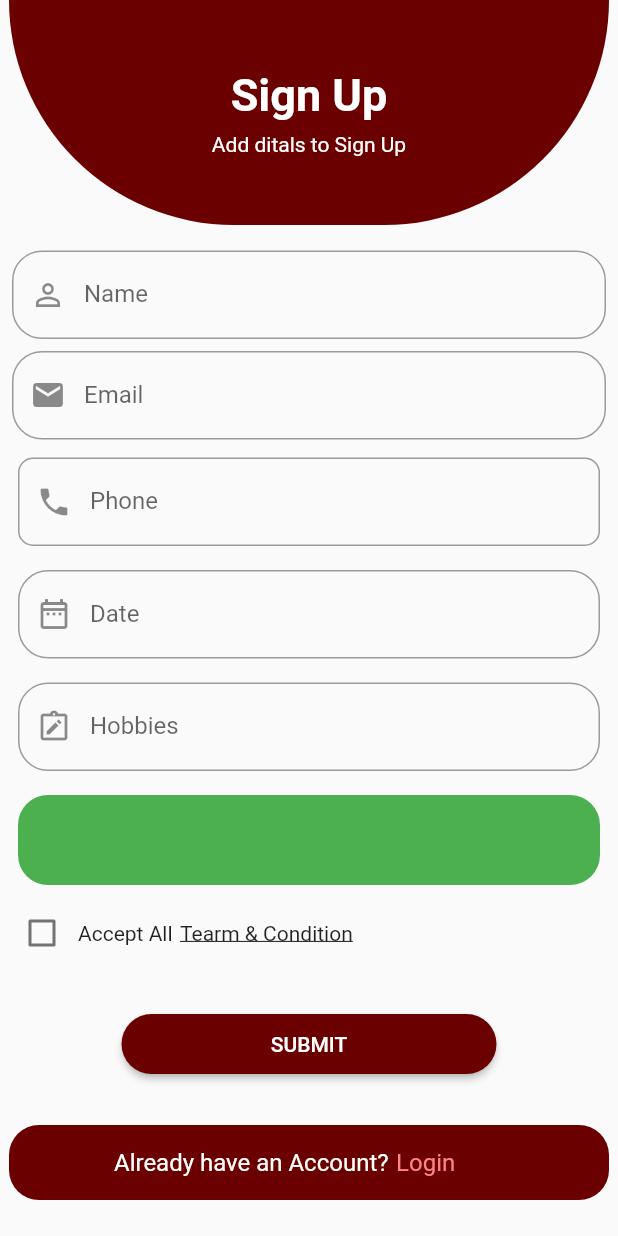
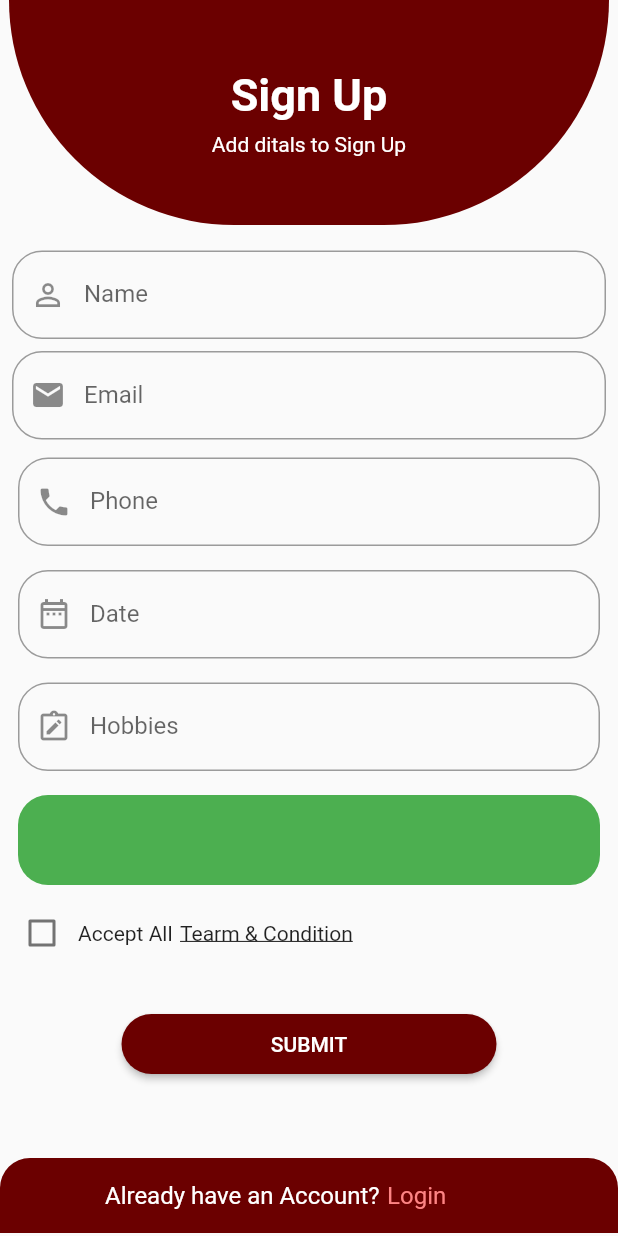
Before and after one commit to DevilMk148/Khana_res1, a Flutter app: the screen it shows after launch, after a tap on "Get Started", on a phone screen of 412 x 824 dp. Run offline on Flutter 3.47's test engine with Material 2 defaults, Android fonts, the phone set to English and light mode, and no system bars; our stand-ins replace carousel_pro; Roboto replaces fonts that are missing (FontMain).

Commit message:
lab project

```diff
--- a/lib/Home_Page.dart
+++ b/lib/Home_Page.dart
@@ -79,6 +79,7 @@ class _Home_PageState extends State<Home_Page> {
               Container(
                 color: Color.fromRGBO(250, 240, 240, 1),
                 child: Column(
+
                   children: [
                     Container(
                       height: 50,
--- a/lib/Sign_up.dart
+++ b/lib/Sign_up.dart
@@ -29,11 +29,8 @@ class _Sign_InState extends State<Sign_In> {
   @override
   Widget build(BuildContext context) {
     return Scaffold(
-        resizeToAvoidBottomInset: false,
-        body: Container(
-          child: Column(
-            children: [
-              Container(
+        // resizeToAvoidBottomInset: false,
+        body: SingleChildScrollView(
           child: Column(
             children: [
               Container(
@@ -124,7 +121,7 @@ class _Sign_InState extends State<Sign_In> {
                           },
                           decoration: InputDecoration(
                             border: OutlineInputBorder(
-                                      borderRadius: BorderRadius.circular(10.0)
+                                borderRadius: BorderRadius.circular(20.0)
                             ),
                             prefixIcon: Icon(Icons.phone),
                             hintText: 'please enter Mobile No.',
@@ -240,16 +237,17 @@ class _Sign_InState extends State<Sign_In> {
                   ),
                 ),
               ),
+              SizedBox(height: 22,),
               Container(
                   decoration: BoxDecoration(
-                            borderRadius: BorderRadius.circular(20),
+                      borderRadius: BorderRadius.only(topRight: Radius.circular(20),topLeft: Radius.circular(20)),
                       color: Color.fromRGBO(107, 0, 0, 1)),
-                        width: 400,
+                  width: double.infinity,
                   height: 50,
                   child: Row(
                     children: [
+                      SizedBox(width: 70,),
                       Container(
-                              margin: EdgeInsets.only(left: 70),
                         child: Text(
                           'Already have an Account?',
                           style: TextStyle(
@@ -257,9 +255,9 @@ class _Sign_InState extends State<Sign_In> {
                               fontSize: 16,
                               color: Colors.white),
                         ),
-                            ), //line before login
+                      ),
+                      SizedBox(width: 5,), //line before login
                       Container(
-                                margin: EdgeInsets.only(left: 5),
                           child: new GestureDetector(
                             onTap: () {},
                             child: Text(
@@ -275,9 +273,7 @@ class _Sign_InState extends State<Sign_In> {
                   )),
             ],
           ),
-              ),
-            ],
-          ),
-        ));
+        )
+    );
   }
 }
--- /dev/null
+++ b/lib/SlpashScreen.dart
@@ -0,0 +1,59 @@
+import 'dart:async';
+
+import 'package:flutter/material.dart';
+import 'package:flutter/services.dart';
+import 'package:khana/main.dart';
+
+void main() {
+  runApp(MaterialApp(
+    home: SlpashScreen(),
+    debugShowCheckedModeBanner: false,
+  ));
+}
+
+class SlpashScreen extends StatefulWidget {
+  const SlpashScreen({Key? key}) : super(key: key);
+
+  @override
+  State<SlpashScreen> createState() => _SlpashScreenState();
+}
+
+class _SlpashScreenState extends State<SlpashScreen> {
+  @override
+  void initState() {
+    // TODO: implement initState
+    super.initState();
+    Timer(Duration(seconds: 2), () {
+      Navigator.pushReplacement(context, MaterialPageRoute(builder: (context)=> MyApp()));
+    });
+  }
+
+  @override
+  Widget build(BuildContext context) {
+    return Scaffold(
+      body: Column(
+        mainAxisAlignment: MainAxisAlignment.center,
+          children: [
+        Center(
+          child: Container(
+          width: 195,
+          height: 145,
+          // color: Colors.redAccent,
+          child: Image(
+            image: AssetImage('assets/images/khana_png.png'),
+          ),
+      ),
+        ), //Logo image
+        Center(
+          child: Container(
+            width: 200,
+            height: 20,
+            margin: EdgeInsets.only(left: 22),
+            child: Text("खाना से खाना लो, ओऱ खाते ऱहो !",
+                style:
+                TextStyle(fontSize: 16, color: Color.fromARGB(107, 0, 0, 1))),
+          ),
+        ),]),
+    );
+  }
+}
--- a/lib/main.dart
+++ b/lib/main.dart
@@ -8,32 +8,18 @@ import 'package:khana/search_page.dart';
 import 'Sign_up.dart';
 import 'order_page.dart';
 
-void main() {
-  runApp(MaterialApp(
-    home: MyApp(),
-    debugShowCheckedModeBanner: false,
-  ));
-}
-
 // main color Color.fromRGBO(107, 0 , 0, 1),
 class MyApp extends StatelessWidget {
   @override
   Widget build(BuildContext context) {
     return Scaffold(
-      body: Column(
-        children: [
-          Container(
-              color: Color.fromRGBO(107, 0, 0, 1),
+      backgroundColor: Color.fromRGBO(107, 0, 0, 1),
+      body: SingleChildScrollView(
         child: Column(
           children: [
-                  Container(
-                    width: 400,
-                    height: 750,
-                    color: Color.fromRGBO(107, 0, 0, 1),
-                    child: Column(
-                      crossAxisAlignment: CrossAxisAlignment.center,
-                      mainAxisAlignment: MainAxisAlignment.center,
+            Column(
               children: [
+                SizedBox(height: 136.50,),
                 Container(
                   width: 195,
                   height: 145,
@@ -45,19 +31,18 @@ class MyApp extends StatelessWidget {
                 Container(
                   width: 200,
                   height: 20,
-                          margin: EdgeInsets.only(left: 40),
+                  margin: EdgeInsets.only(left: 22),
                   child: Text("खाना से खाना लो, ओऱ खाते ऱहो !",
                       style:
-                                  TextStyle(fontSize: 14, color: Colors.white)),
+                          TextStyle(fontSize: 16, color: Colors.white)),
                 ), //slogan for app
                 Container(
-                          width: 300,
                   margin: EdgeInsets.only(top: 170),
                   // color: Colors.redAccent,
                   child: Text("Ready for looking delicious food? ",
                       textAlign: TextAlign.center,
                       style: TextStyle(
-                                fontSize: 20,
+                        fontSize: 25,
                         color: Colors.white,
                       )),
                 ), //description
@@ -69,7 +54,7 @@ class MyApp extends StatelessWidget {
                       "It's our duty to satisfy you with delicious food and food delivery ",
                       textAlign: TextAlign.center,
                       style: TextStyle(
-                                fontSize: 10,
+                        fontSize: 14,
                         color: Colors.white,
                       )),
                 ), //description
@@ -97,15 +82,13 @@ class MyApp extends StatelessWidget {
                             borderRadius: BorderRadius.circular(10),
                             side: BorderSide(color: Colors.transparent),
                           ))),
-                            )), //Get started button
-                      ],
-                    ),
-                  ), // red parts of get started page
+                    )),
+                SizedBox(height: 160,),
                 Container(
                     decoration: BoxDecoration(
-                          borderRadius: BorderRadius.circular(20),
+                        borderRadius: BorderRadius.only(topRight: Radius.circular(20),topLeft: Radius.circular(20)),
                         color: Colors.white),
-                      width: 400,
+                    width: double.infinity,
                     height: 50,
                     child: Row(
                       children: [
@@ -136,10 +119,15 @@ class MyApp extends StatelessWidget {
                               ),
                             )), // login text
                       ],
-                      )), // white parts of get started page login line
+                    )
+                )
+                //Get started button
               ],
-              )) //Get started page
+            ), // red parts of get started page
+
+             // white parts of get started page login line
           ],
+        ),
       ),
     );
   }
```
Lines whose indentation alone changed are shown as unchanged.
